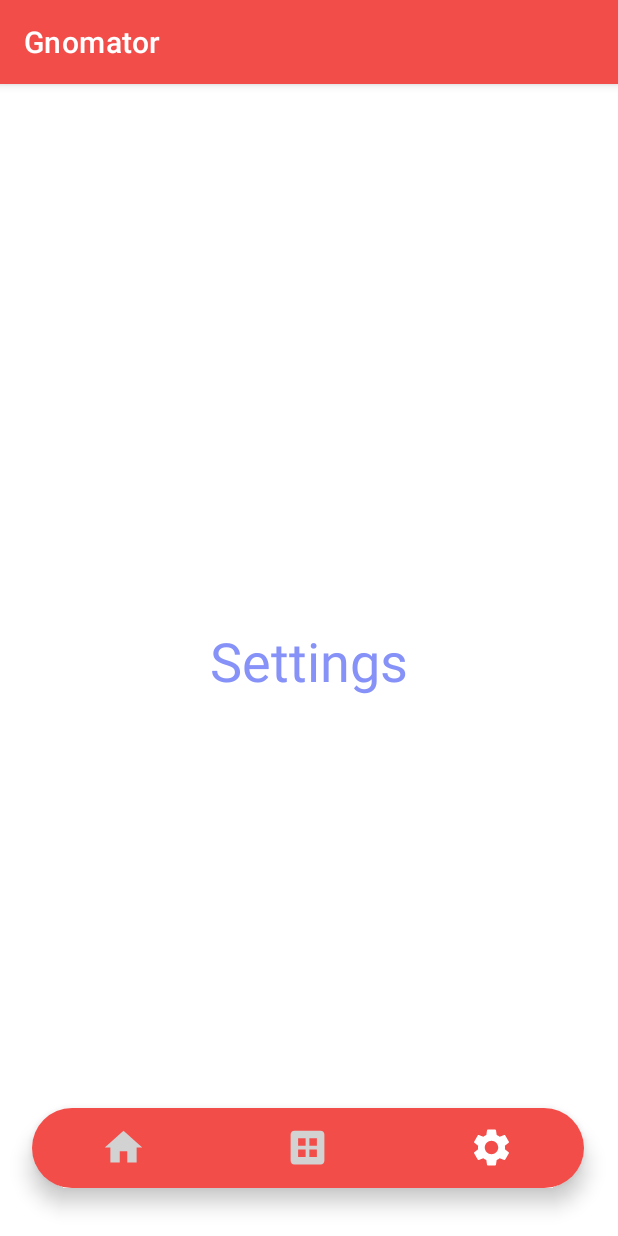
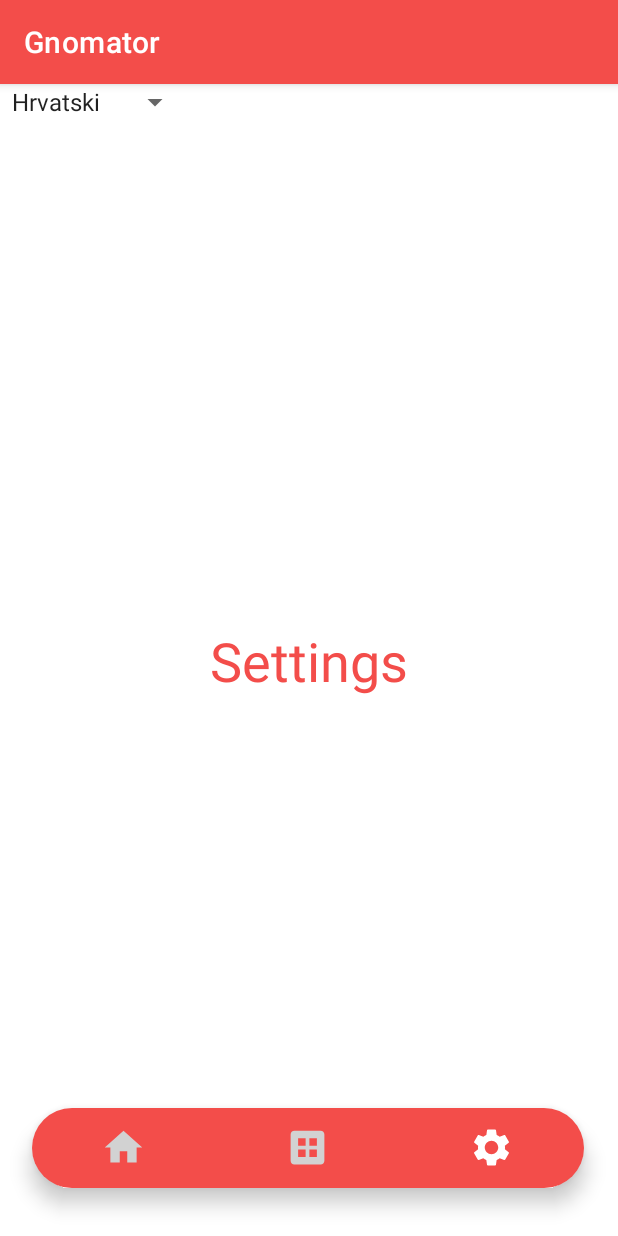
Before and after one commit to DavidSkopljak/ProjektniNiOP, an Android app: the SettingsActivity screen opened directly, with no data from a screen before it, on a phone screen of 412 x 824 dp. Run offline under Robolectric (Android 15) with nearby library versions, the light colour scheme and no system bars.

Commit message:
didfjhfrhdhedhes
dADWFGT3

```diff
--- a/app/src/main/res/layout/activity_add.xml
+++ b/app/src/main/res/layout/activity_add.xml
@@ -13,7 +13,7 @@
         android:layout_height="wrap_content"
         android:layout_marginTop="150dp"
         android:ems="10"
-        android:hint="Enter Your Name"
+        android:hint="@string/enter_your_name"
         android:inputType="textPersonName"
         app:layout_constraintEnd_toEndOf="parent"
         app:layout_constraintStart_toStartOf="parent"
@@ -25,7 +25,7 @@
         android:layout_height="wrap_content"
         android:layout_marginTop="12dp"
         android:ems="10"
-        android:hint="Enter your price"
+        android:hint="@string/enter_your_price"
         android:inputType="number"
         app:layout_constraintEnd_toEndOf="parent"
         app:layout_constraintStart_toStartOf="parent"
--- a/app/src/main/res/layout/activity_home.xml
+++ b/app/src/main/res/layout/activity_home.xml
@@ -41,8 +41,8 @@
         android:id="@+id/textView"
         android:layout_width="wrap_content"
         android:layout_height="wrap_content"
-        android:text="GNOMATOR"
-        android:textColor="@color/black"
+        android:text="@string/naslov"
+        android:textColor="@color/white"
         android:textSize="48sp"
         app:layout_constraintBottom_toBottomOf="parent"
         app:layout_constraintEnd_toEndOf="parent"
@@ -55,7 +55,7 @@
         android:id="@+id/button_form"
         android:layout_width="348dp"
         android:layout_height="233dp"
-        android:text="Podnesi narudžbu"
+        android:text="@string/podnesi_narudzbu"
         android:textSize="34sp"
         app:layout_constraintBottom_toBottomOf="parent"
         app:layout_constraintEnd_toEndOf="parent"
--- a/app/src/main/res/layout/activity_settings.xml
+++ b/app/src/main/res/layout/activity_settings.xml
@@ -14,7 +14,7 @@
         android:layout_centerHorizontal="true"
         android:layout_centerVertical="true"
         android:text="Settings"
-        android:textColor="@color/lavender"
+        android:textColor="@color/red"
         android:textSize="36sp"
         app:layout_constraintBottom_toBottomOf="parent"
         app:layout_constraintLeft_toLeftOf="parent"
@@ -39,4 +39,10 @@
         app:layout_constraintStart_toStartOf="parent"
         app:menu="@menu/bottom_menu"
         tools:ignore="MissingConstraints" />
+
+    <Spinner
+        android:id="@+id/languageSpinner"
+        android:layout_width="wrap_content"
+        android:layout_height="wrap_content"
+        android:entries="@array/languages" />
 </androidx.constraintlayout.widget.ConstraintLayout>
--- /dev/null
+++ b/app/src/main/res/values-night/strings.xml
@@ -0,0 +1,6 @@
+<?xml version="1.0" encoding="utf-8"?>
+<resources>
+    <string name="enter_your_name">Enter your name</string>
+    <string name="enter_your_price">Enter your price</string>
+    <string name="naslov">GNOMATOR</string>
+</resources>
--- a/app/src/main/res/values/colors.xml
+++ b/app/src/main/res/values/colors.xml
@@ -13,4 +13,5 @@
     <color name="red">#F34D4A</color>
 
 
+
 </resources>
--- a/app/src/main/res/values/strings.xml
+++ b/app/src/main/res/values/strings.xml
@@ -1,3 +1,14 @@
 <resources>
-    <string name="app_name">Gnomator</string>
+    <string name="app_name" translatable="false">Gnomator</string>
+    <string name="enter_your_name">En</string>
+    <string name="enter_your_price">Enter your price</string>
+    <string name="podnesi_narudzbu">Place an order</string>
+    <string name="naslov" translatable="false">GNOMATOR</string>
+    <string-array name="languages">
+    <item>Hrvatski</item>
+    <item>Grčki</item>
+    <item>Japanski</item>
+    </string-array>
+    <!-- Add more languages as needed -->
+
 </resources>
```
Also changed, not shown: app/src/main/java/com/example/projektniniop/SettingsActivity.kt (+13 -0 lines), 4 other files.
